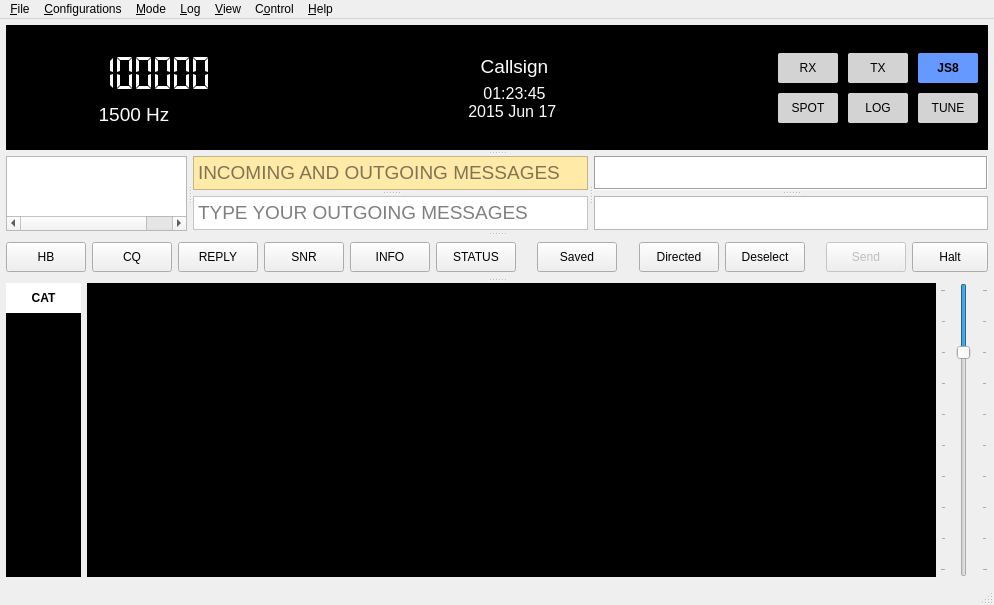
First picture: the form in mainwindow.ui, repository bazineta/js8call, before the edit.
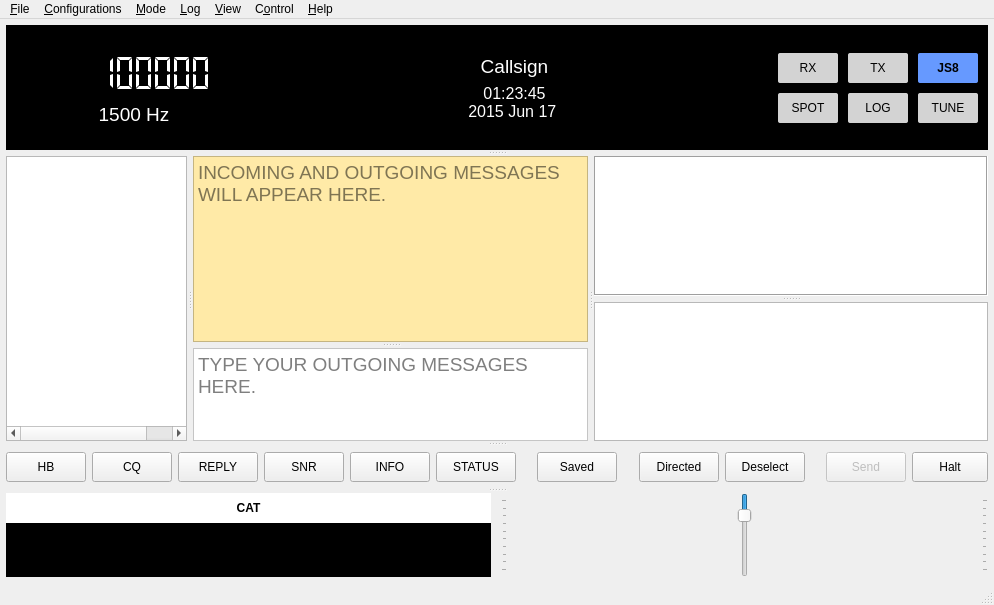
Second picture: the form after the edit. Icons and pictures are not drawn. Custom widgets are drawn as their Qt base class.

Commit message: Eliminate MDI window hack

```diff
--- a/mainwindow.ui
+++ b/mainwindow.ui
@@ -1854,34 +1854,6 @@
              </item>
             </layout>
            </item>
-           <item>
-            <widget class="QMdiArea" name="mdiArea">
-             <property name="sizePolicy">
-              <sizepolicy hsizetype="Expanding" vsizetype="MinimumExpanding">
-               <horstretch>10</horstretch>
-               <verstretch>0</verstretch>
-              </sizepolicy>
-             </property>
-             <property name="minimumSize">
-              <size>
-               <width>1</width>
-               <height>1</height>
-              </size>
-             </property>
-             <property name="frameShadow">
-              <enum>QFrame::Shadow::Plain</enum>
-             </property>
-             <property name="background">
-              <brush brushstyle="SolidPattern">
-               <color alpha="255">
-                <red>0</red>
-                <green>0</green>
-                <blue>0</blue>
-               </color>
-              </brush>
-             </property>
-            </widget>
-           </item>
            <item>
             <layout class="QVBoxLayout" name="verticalLayout_9">
              <property name="sizeConstraint">
```
The commit also changes 1 other file.
